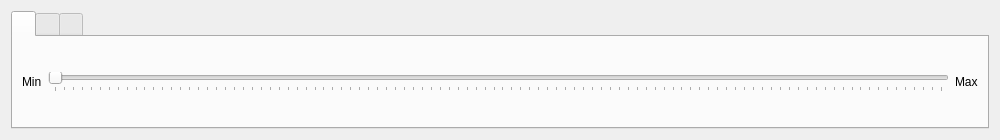
The window that src/gui/ec_gui/src/component/slider/wave_widget.ui (Advanced-Robotics-Facility/ecat-client-advr) describes before a commit, drawn with Qt 5.
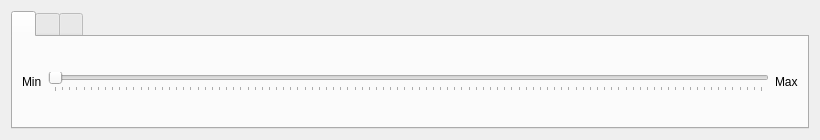
The same window after the commit. Icons and pictures are not drawn.

Commit message: Adjusted window of slider widget.

```diff
--- a/src/gui/ec_gui/src/component/slider/wave_widget.ui
+++ b/src/gui/ec_gui/src/component/slider/wave_widget.ui
@@ -6,7 +6,7 @@
    <rect>
     <x>0</x>
     <y>0</y>
-    <width>1000</width>
+    <width>820</width>
     <height>140</height>
    </rect>
   </property>
@@ -18,7 +18,7 @@
   </property>
   <property name="minimumSize">
    <size>
-    <width>1000</width>
+    <width>500</width>
     <height>0</height>
    </size>
   </property>
```
The commit also changes 3 other files.
